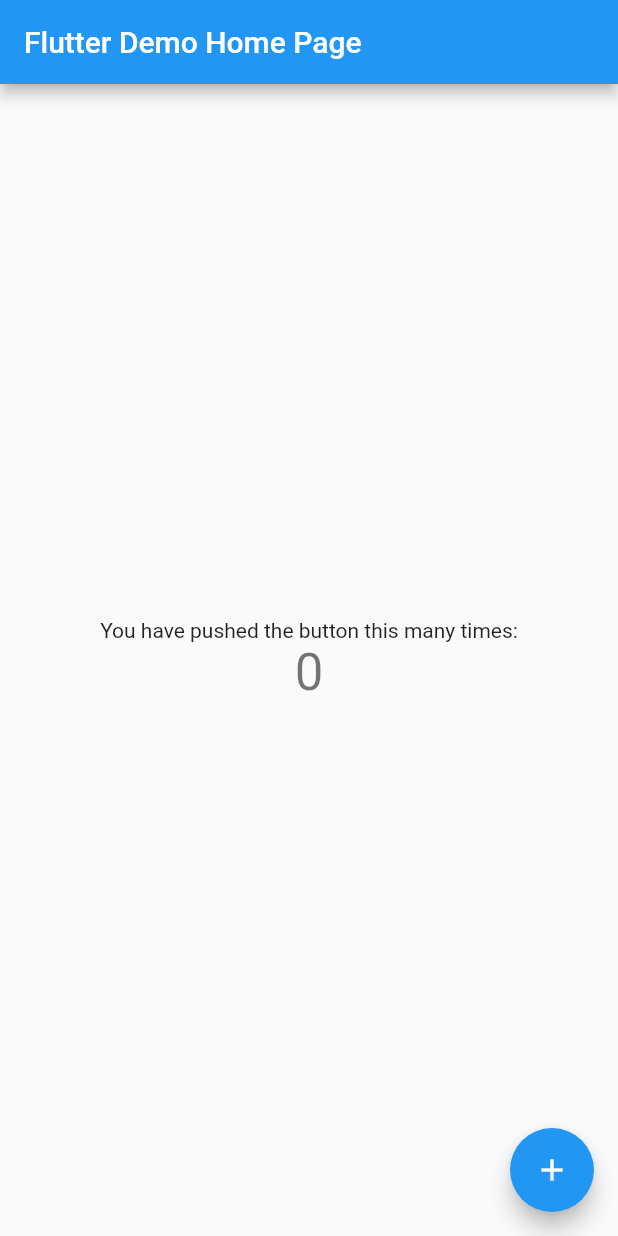
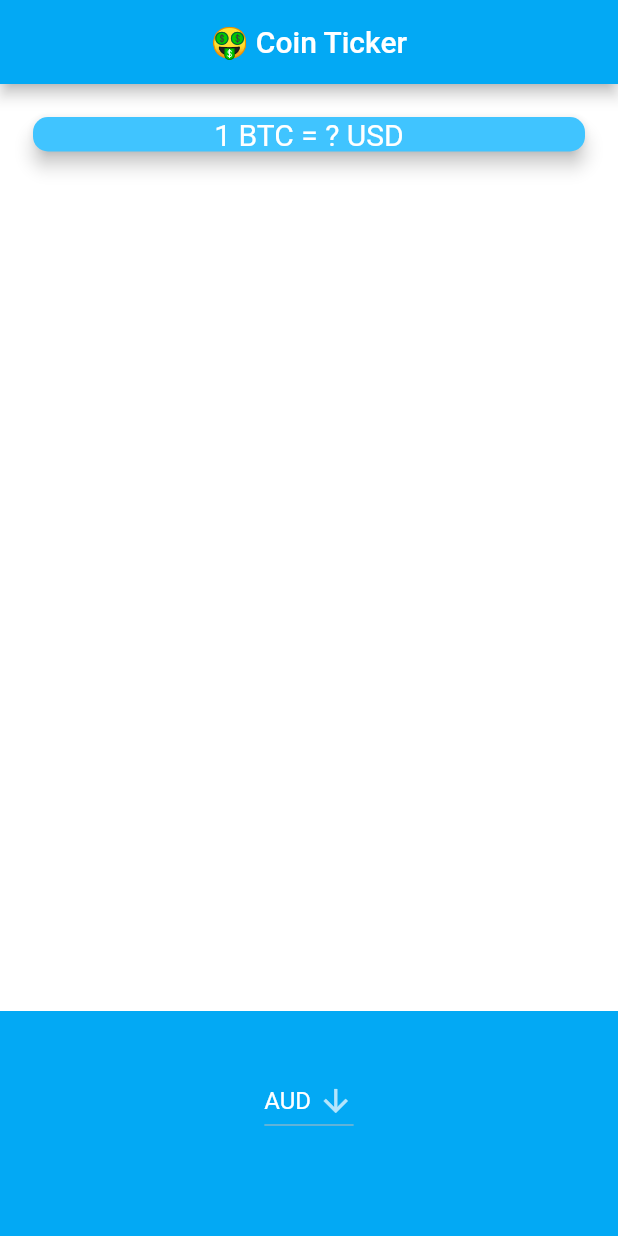
Before and after one commit to nestorsgarzonc/bitcoin-ticker, a Flutter app: the screen it shows after launch, on a phone screen of 412 x 824 dp. Run offline on Flutter 3.47's test engine with Material 2 defaults, Android fonts, the phone set to English and light mode, and no system bars.

```diff
--- /dev/null
+++ b/lib/coin_data.dart
@@ -0,0 +1,31 @@
+const List<String> currenciesList = [
+  'AUD',
+  'BRL',
+  'CAD',
+  'CNY',
+  'EUR',
+  'GBP',
+  'HKD',
+  'IDR',
+  'ILS',
+  'INR',
+  'JPY',
+  'MXN',
+  'NOK',
+  'NZD',
+  'PLN',
+  'RON',
+  'RUB',
+  'SEK',
+  'SGD',
+  'USD',
+  'ZAR'
+];
+
+const List<String> cryptoList = [
+  'BTC',
+  'ETH',
+  'LTC',
+];
+
+class CoinData {}
--- a/lib/main.dart
+++ b/lib/main.dart
@@ -1,111 +1,19 @@
+import 'package:bitcoin_ticker/price_screen.dart';
 import 'package:flutter/material.dart';
 
 void main() => runApp(MyApp());
 
 class MyApp extends StatelessWidget {
-  // This widget is the root of your application.
   @override
   Widget build(BuildContext context) {
     return MaterialApp(
-      title: 'Flutter Demo',
-      theme: ThemeData(
-        // This is the theme of your application.
-        //
-        // Try running your application with "flutter run". You'll see the
-        // application has a blue toolbar. Then, without quitting the app, try
-        // changing the primarySwatch below to Colors.green and then invoke
-        // "hot reload" (press "r" in the console where you ran "flutter run",
-        // or simply save your changes to "hot reload" in a Flutter IDE).
-        // Notice that the counter didn't reset back to zero; the application
-        // is not restarted.
-        primarySwatch: Colors.blue,
+      title: 'Material App',
+      home: PriceScreen(),
+      theme: ThemeData.dark().copyWith(
+        primaryColor: Colors.lightBlue,
+        scaffoldBackgroundColor: Colors.white,
       ),
-      home: MyHomePage(title: 'Flutter Demo Home Page'),
+      debugShowCheckedModeBanner: false,
     );
   }
 }
-
-class MyHomePage extends StatefulWidget {
-  MyHomePage({Key key, this.title}) : super(key: key);
-
-  // This widget is the home page of your application. It is stateful, meaning
-  // that it has a State object (defined below) that contains fields that affect
-  // how it looks.
-
-  // This class is the configuration for the state. It holds the values (in this
-  // case the title) provided by the parent (in this case the App widget) and
-  // used by the build method of the State. Fields in a Widget subclass are
-  // always marked "final".
-
-  final String title;
-
-  @override
-  _MyHomePageState createState() => _MyHomePageState();
-}
-
-class _MyHomePageState extends State<MyHomePage> {
-  int _counter = 0;
-
-  void _incrementCounter() {
-    setState(() {
-      // This call to setState tells the Flutter framework that something has
-      // changed in this State, which causes it to rerun the build method below
-      // so that the display can reflect the updated values. If we changed
-      // _counter without calling setState(), then the build method would not be
-      // called again, and so nothing would appear to happen.
-      _counter++;
-    });
-  }
-
-  @override
-  Widget build(BuildContext context) {
-    // This method is rerun every time setState is called, for instance as done
-    // by the _incrementCounter method above.
-    //
-    // The Flutter framework has been optimized to make rerunning build methods
-    // fast, so that you can just rebuild anything that needs updating rather
-    // than having to individually change instances of widgets.
-    return Scaffold(
-      appBar: AppBar(
-        // Here we take the value from the MyHomePage object that was created by
-        // the App.build method, and use it to set our appbar title.
-        title: Text(widget.title),
-      ),
-      body: Center(
-        // Center is a layout widget. It takes a single child and positions it
-        // in the middle of the parent.
-        child: Column(
-          // Column is also a layout widget. It takes a list of children and
-          // arranges them vertically. By default, it sizes itself to fit its
-          // children horizontally, and tries to be as tall as its parent.
-          //
-          // Invoke "debug painting" (press "p" in the console, choose the
-          // "Toggle Debug Paint" action from the Flutter Inspector in Android
-          // Studio, or the "Toggle Debug Paint" command in Visual Studio Code)
-          // to see the wireframe for each widget.
-          //
-          // Column has various properties to control how it sizes itself and
-          // how it positions its children. Here we use mainAxisAlignment to
-          // center the children vertically; the main axis here is the vertical
-          // axis because Columns are vertical (the cross axis would be
-          // horizontal).
-          mainAxisAlignment: MainAxisAlignment.center,
-          children: <Widget>[
-            Text(
-              'You have pushed the button this many times:',
-            ),
-            Text(
-              '$_counter',
-              style: Theme.of(context).textTheme.display1,
-            ),
-          ],
-        ),
-      ),
-      floatingActionButton: FloatingActionButton(
-        onPressed: _incrementCounter,
-        tooltip: 'Increment',
-        child: Icon(Icons.add),
-      ), // This trailing comma makes auto-formatting nicer for build methods.
-    );
-  }
-}
--- /dev/null
+++ b/lib/price_screen.dart
@@ -0,0 +1,62 @@
+import 'package:bitcoin_ticker/coin_data.dart';
+import 'package:flutter/material.dart';
+
+class PriceScreen extends StatefulWidget {
+  @override
+  _PriceScreenState createState() => _PriceScreenState();
+}
+
+class _PriceScreenState extends State<PriceScreen> {
+  String dropdownValue = currenciesList[0];
+  @override
+  Widget build(BuildContext context) {
+    return Scaffold(
+      appBar: AppBar(
+        title: Text('🤑 Coin Ticker'),
+        centerTitle: true,
+      ),
+      body: Column(
+        mainAxisAlignment: MainAxisAlignment.spaceBetween,
+        crossAxisAlignment: CrossAxisAlignment.stretch,
+        children: <Widget>[
+          Padding(
+            padding: EdgeInsets.fromLTRB(18.0, 18.0, 18.0, 0),
+            child: Card(
+              color: Colors.lightBlueAccent,
+              elevation: 5.0,
+              shape: RoundedRectangleBorder(
+                borderRadius: BorderRadius.circular(10.0),
+              ),
+              child: Text(
+                '1 BTC = ? USD',
+                textAlign: TextAlign.center,
+                style: TextStyle(fontSize: 20.0),
+              ),
+            ),
+          ),
+          Container(
+            height: 150.0,
+            alignment: Alignment.center,
+            padding: EdgeInsets.only(bottom: 30.0),
+            color: Colors.lightBlue,
+            child: DropdownButton<String>(
+                value: dropdownValue,
+                icon: Icon(Icons.arrow_downward),
+                iconSize: 24,
+                onChanged: (String value) {
+                  setState(() {
+                    dropdownValue = value;
+                  });
+                },
+                items: currenciesList.map<DropdownMenuItem<String>>((value) {
+                  return DropdownMenuItem<String>(
+                    value: value,
+                    child: Text(value),
+                  );
+                }).toList()),
+          ),
+        ],
+      ),
+    );
+  }
+}
```
